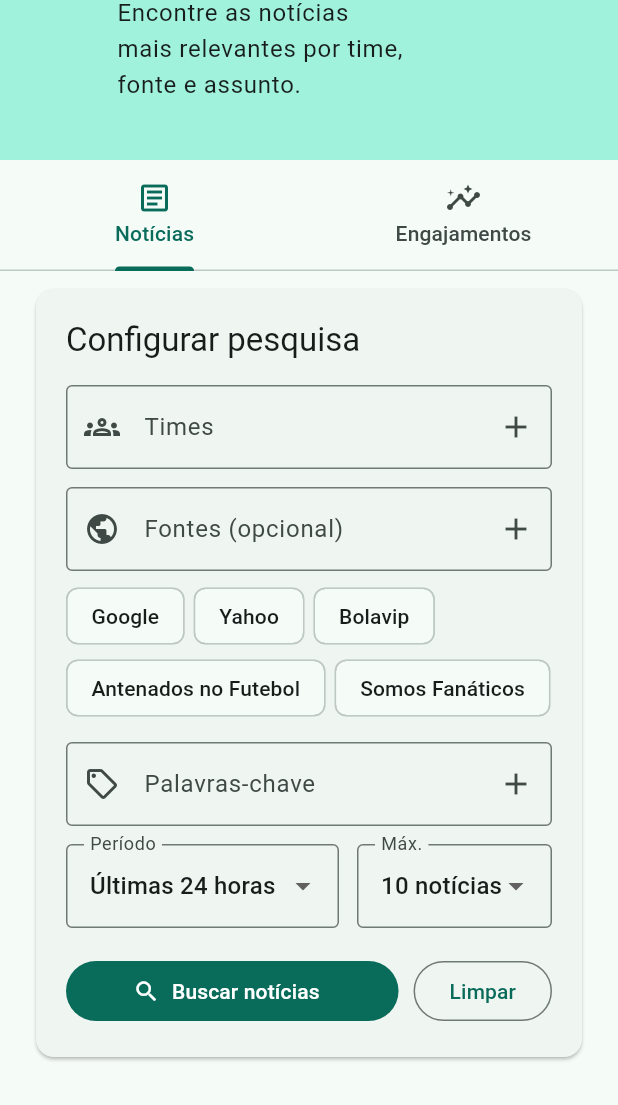
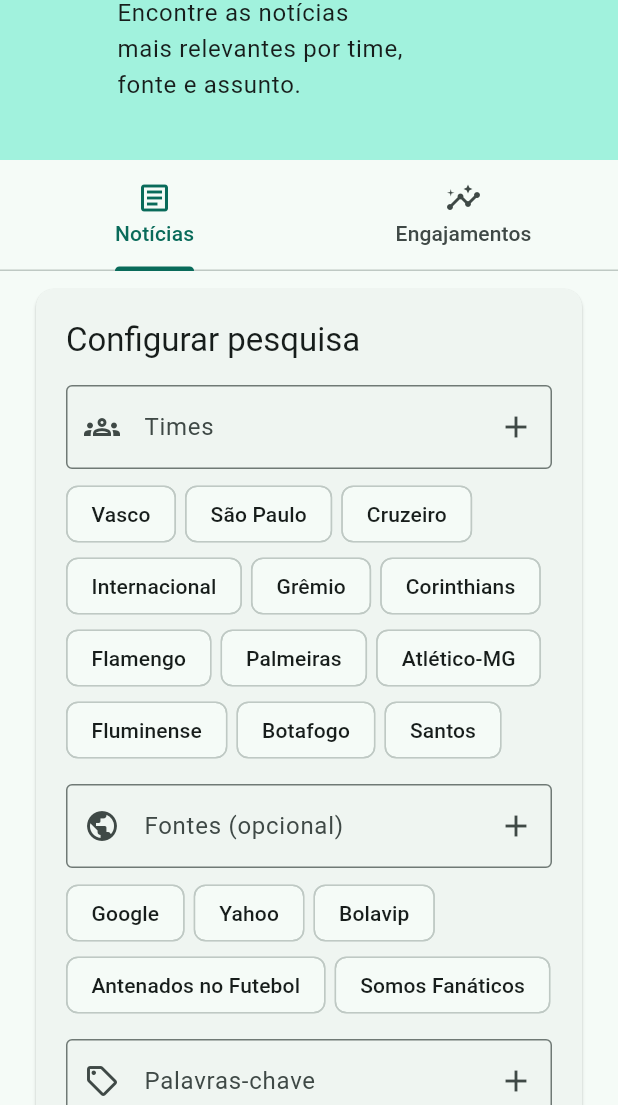
Before and after one commit to Av3z/futebol-radar, a Flutter app: the screen it shows after launch, on a phone screen of 412 x 824 dp, the part 131-1236 px from its top. Run offline on Flutter 3.47's test engine with Material 3 defaults, Android fonts, the phone set to English and light mode, and no system bars; our stand-ins replace dio, equatable, flutter_bloc, get_it, go_router, shared_preferences.

```diff
--- a/lib/features/engagements/presentation/widgets/engagement_filters_panel.dart
+++ b/lib/features/engagements/presentation/widgets/engagement_filters_panel.dart
@@ -2,6 +2,7 @@
 
 import '../../../news_search/presentation/controllers/news_search_controller.dart';
 import '../../../news_search/presentation/widgets/tag_input_field.dart';
+import '../../../news_search/presentation/widgets/team_suggestions.dart';
 
 class EngagementFiltersPanel extends StatelessWidget {
   const EngagementFiltersPanel({
@@ -42,6 +43,7 @@
                 label: 'Times',
                 hint: 'Ex.: Santos',
                 icon: Icons.groups_outlined,
+                suggestions: teamSuggestions,
                 onChanged: onChanged,
               ),
               const SizedBox(height: 12),
--- a/lib/features/news_search/presentation/widgets/search_filters_panel.dart
+++ b/lib/features/news_search/presentation/widgets/search_filters_panel.dart
@@ -2,6 +2,7 @@
 
 import '../controllers/news_search_controller.dart';
 import 'tag_input_field.dart';
+import 'team_suggestions.dart';
 
 class SearchFiltersPanel extends StatelessWidget {
   const SearchFiltersPanel(
@@ -40,6 +41,7 @@
                   label: 'Times',
                   hint: 'Ex.: Santos',
                   icon: Icons.groups_outlined,
+                  suggestions: teamSuggestions,
                   onChanged: onChanged),
               const SizedBox(height: 12),
               TagInputField(
--- /dev/null
+++ b/lib/features/news_search/presentation/widgets/team_suggestions.dart
@@ -0,0 +1,14 @@
+const teamSuggestions = [
+  'Vasco',
+  'S\u00e3o Paulo',
+  'Cruzeiro',
+  'Internacional',
+  'Gr\u00eamio',
+  'Corinthians',
+  'Flamengo',
+  'Palmeiras',
+  'Atl\u00e9tico-MG',
+  'Fluminense',
+  'Botafogo',
+  'Santos',
+];
```
Also changed, not shown: 2 other files.
